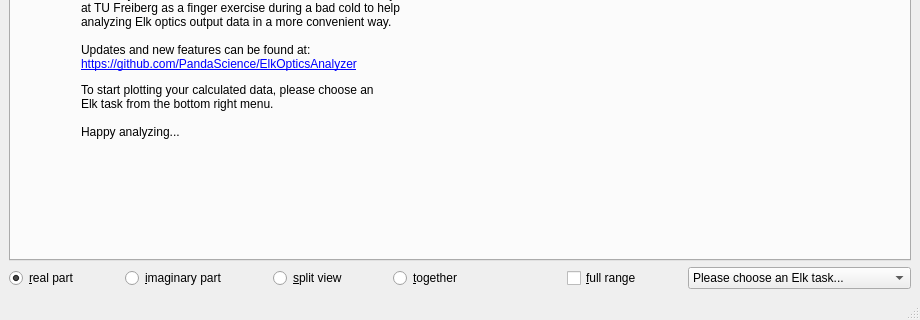
Old version of the form elkoa/gui/MainWindow.ui in the repository PandaScience/ElkOpticsAnalyzer; both pictures show x 0 to 920 and y 380 to 700 of the 920 by 700 pixel window.
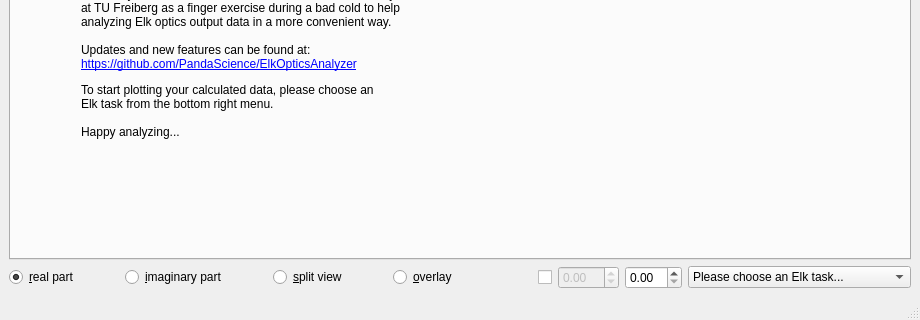
New version of the form. Icons and pictures are not drawn.

Commit message:
Add x-axis spin boxes to GUI
- User now can select min/max frequency to display via two spin boxes.
- Window update will only be triggered if any of the two values really has
  changed and i) this spin box looses focus or ii) the user presses Enter.
- Checkbox will enable min freq. spin box when being checked or disable it and
  automatically set min freq. to 0 when being unchecked.

Sem-Ver: feature

What changed in the file:
```diff
--- a/elkoa/gui/MainWindow.ui
+++ b/elkoa/gui/MainWindow.ui
@@ -162,7 +162,7 @@
          </widget>
         </item>
         <item>
-         <spacer name="horizontalSpacer_2">
+         <spacer name="horizontalSpacer_1">
           <property name="orientation">
            <enum>Qt::Horizontal</enum>
           </property>
@@ -188,7 +188,7 @@
          </widget>
         </item>
         <item>
-         <spacer name="horizontalSpacer">
+         <spacer name="horizontalSpacer_2">
           <property name="orientation">
            <enum>Qt::Horizontal</enum>
           </property>
@@ -235,30 +235,7 @@
            <string>Display real and imaginary parts in one figure...</string>
           </property>
           <property name="text">
-           <string>&amp;together</string>
-          </property>
-         </widget>
-        </item>
-        <item>
-         <spacer name="horizontalSpacer_5">
-          <property name="orientation">
-           <enum>Qt::Horizontal</enum>
-          </property>
-          <property name="sizeHint" stdset="0">
-           <size>
-            <width>40</width>
-            <height>20</height>
-           </size>
-          </property>
-         </spacer>
-        </item>
-        <item>
-         <widget class="QCheckBox" name="checkBoxfullRange">
-          <property name="statusTip">
-           <string>Display all available data instead of restricting to frequencies in [0, max]...</string>
-          </property>
-          <property name="text">
-           <string>&amp;full range</string>
+           <string>&amp;overlay</string>
           </property>
          </widget>
         </item>
@@ -267,9 +244,6 @@
           <property name="orientation">
            <enum>Qt::Horizontal</enum>
           </property>
-          <property name="sizeType">
-           <enum>QSizePolicy::Maximum</enum>
-          </property>
           <property name="sizeHint" stdset="0">
            <size>
             <width>40</width>
@@ -278,6 +252,36 @@
           </property>
          </spacer>
         </item>
+        <item>
+         <widget class="QCheckBox" name="checkBoxEnableMin">
+          <property name="statusTip">
+           <string>Enable minimum frequency spin box or, if disabled, automatically cut at 0 eV minimum...</string>
+          </property>
+          <property name="text">
+           <string/>
+          </property>
+         </widget>
+        </item>
+        <item>
+         <widget class="QDoubleSpinBox" name="spinBoxMin">
+          <property name="enabled">
+           <bool>false</bool>
+          </property>
+          <property name="statusTip">
+           <string>Choose minimum frequency to display...</string>
+          </property>
+          <property name="minimum">
+           <double>-20.000000000000000</double>
+          </property>
+         </widget>
+        </item>
+        <item>
+         <widget class="QDoubleSpinBox" name="spinBoxMax">
+          <property name="statusTip">
+           <string>Choose maximum frequency to display...</string>
+          </property>
+         </widget>
+        </item>
         <item>
          <widget class="QComboBox" name="taskChooser">
           <property name="statusTip">
```
Left out of the diff: 8 changed lines with no effect on the pictures. The commit also changes 2 other files.
